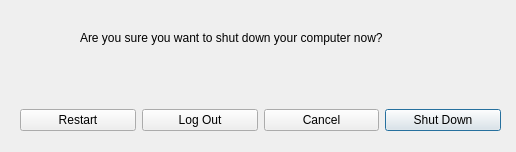
The window that Shutdown/mainwindow.ui (moralesresearch/Menu) describes before a commit, drawn with Qt 5.
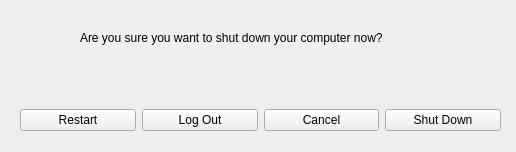
The same window after the commit.

What changed in the file:
```diff
--- a/Shutdown/mainwindow.ui
+++ b/Shutdown/mainwindow.ui
@@ -72,7 +72,7 @@
         <string>Shut Down</string>
        </property>
        <property name="default">
-        <bool>true</bool>
+        <bool>false</bool>
        </property>
       </widget>
      </item>
```
